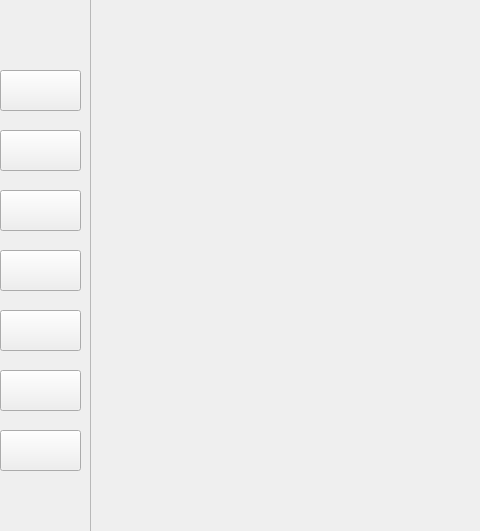
Qt form src/views/DethermInspection.ui (Jjat00/Deptherm-Inspection) before a commit; both pictures show x 0 to 480 and y 110 to 641 of the 1338 by 764 pixel window.
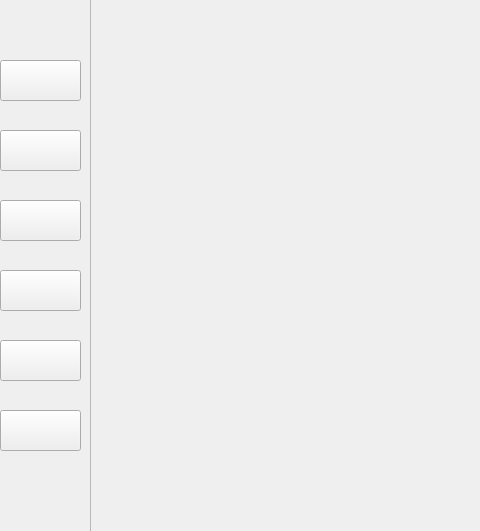
The same form after that commit.

```diff
--- a/src/views/DethermInspection.ui
+++ b/src/views/DethermInspection.ui
@@ -129,19 +129,6 @@
      <string/>
     </property>
    </widget>
-   <widget class="QPushButton" name="buttonReport">
-    <property name="geometry">
-     <rect>
-      <x>0</x>
-      <y>480</y>
-      <width>81</width>
-      <height>41</height>
-     </rect>
-    </property>
-    <property name="text">
-     <string/>
-    </property>
-   </widget>
    <widget class="QPushButton" name="buttonAcquisition">
     <property name="geometry">
      <rect>
@@ -159,7 +146,7 @@
     <property name="geometry">
      <rect>
       <x>0</x>
-      <y>420</y>
+      <y>450</y>
       <width>81</width>
       <height>41</height>
      </rect>
@@ -172,7 +159,7 @@
     <property name="geometry">
      <rect>
       <x>0</x>
-      <y>540</y>
+      <y>520</y>
       <width>81</width>
       <height>41</height>
      </rect>
@@ -185,7 +172,7 @@
     <property name="geometry">
      <rect>
       <x>0</x>
-      <y>300</y>
+      <y>310</y>
       <width>81</width>
       <height>41</height>
      </rect>
@@ -198,7 +185,7 @@
     <property name="geometry">
      <rect>
       <x>0</x>
-      <y>180</y>
+      <y>170</y>
       <width>81</width>
       <height>41</height>
      </rect>
@@ -211,7 +198,7 @@
     <property name="geometry">
      <rect>
       <x>0</x>
-      <y>360</y>
+      <y>380</y>
       <width>81</width>
       <height>41</height>
      </rect>
```
Left out of the diff: 1 changed line with no effect on the pictures.
